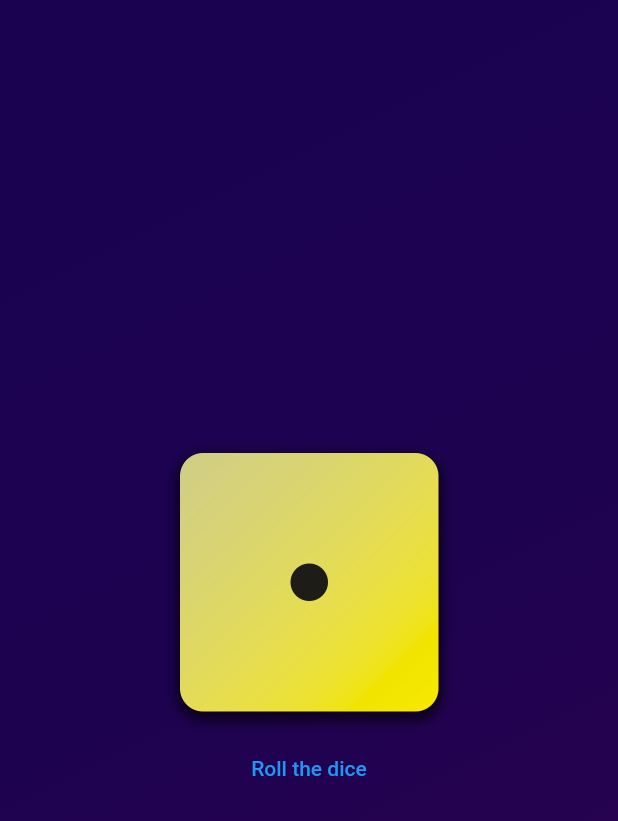
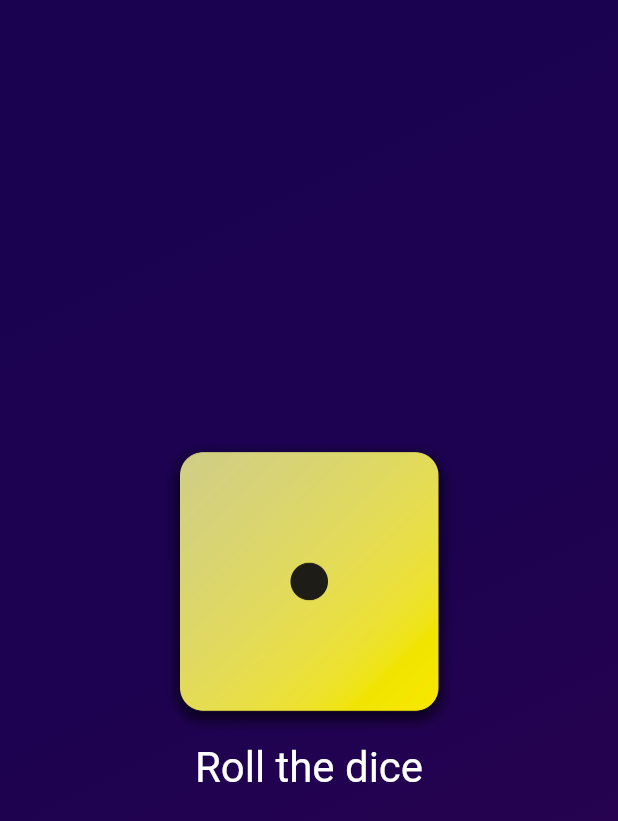
Before and after one commit to AbdulSami10/first_app, a Flutter app: the screen it shows after launch, on a phone screen of 412 x 824 dp. Shown: the top 821 px of the screen. Run offline on Flutter 3.47's test engine with Material 2 defaults, Android fonts, the phone set to English and light mode, and no system bars.

Commit message:
button styling done

```diff
--- a/lib/gradient_color.dart
+++ b/lib/gradient_color.dart
@@ -30,7 +30,14 @@ class GradientColor extends StatelessWidget {
             "assets/images/dice-1.png",
             width: 200,
           ),
-          const TextButton(onPressed: rollDice, child: Text("Roll the dice"))
+          TextButton(
+            onPressed: rollDice,
+            style: TextButton.styleFrom(
+              foregroundColor: Colors.white,
+              textStyle: const TextStyle(fontSize: 28),
+            ),
+            child: const Text("Roll the dice"),
+          )
         ],
       )),
     );
```
